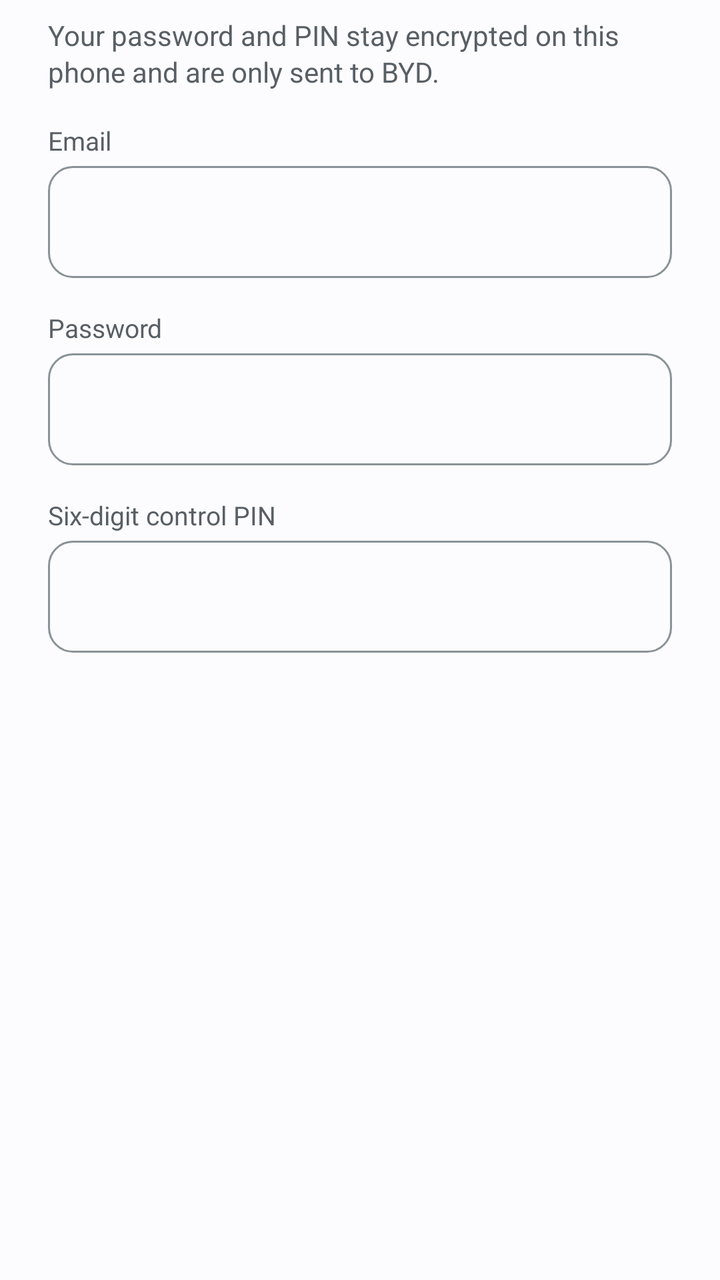
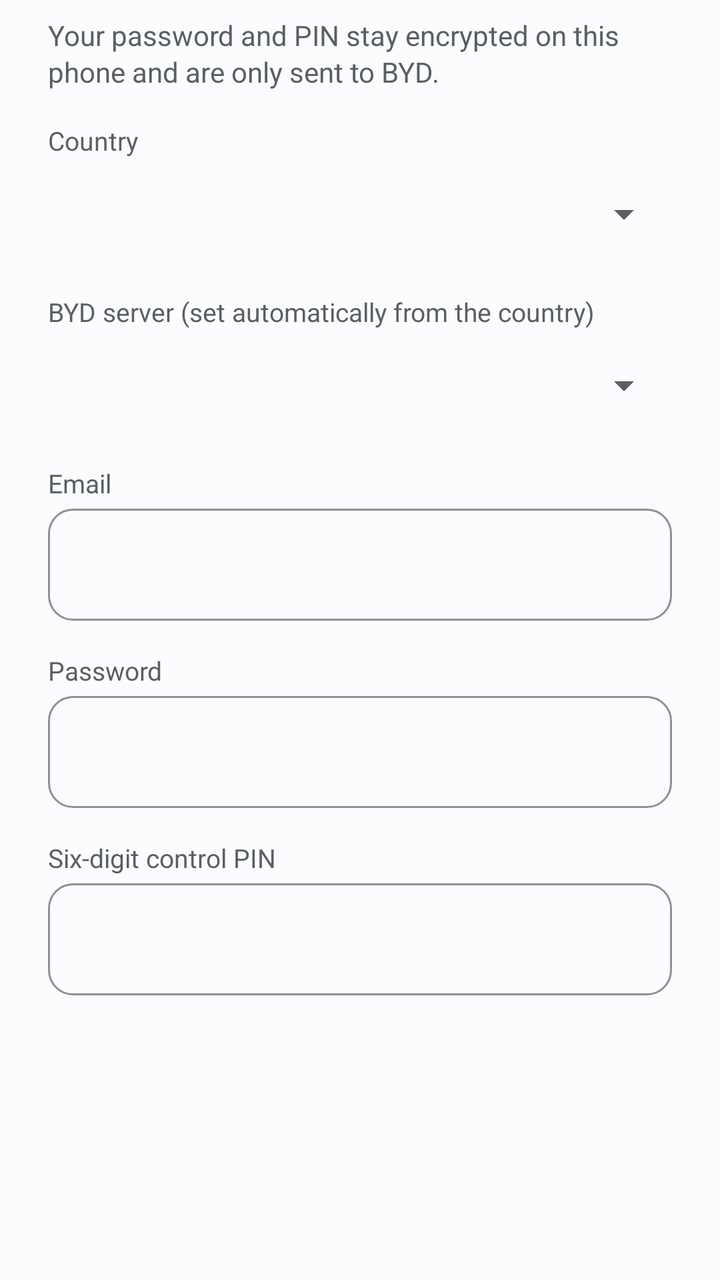

Before-and-after screenshots of an Android layout around one commit, followed by the original layout XML and the change that was made.
<!-- AndroidManifest.xml: application theme AppTheme -->
<!-- res/layout/sign_in.xml -->
<LinearLayout xmlns:android="http://schemas.android.com/apk/res/android"
    android:layout_width="match_parent" android:layout_height="wrap_content"
    android:orientation="vertical" android:paddingHorizontal="24dp" android:paddingTop="4dp">
    <TextView style="@style/Body" android:text="@string/sign_in_body" />
    <TextView style="@style/FieldLabel" android:text="@string/email" />
    <EditText android:id="@+id/email" style="@style/Field" android:layout_marginTop="4dp" android:inputType="textEmailAddress" />
    <TextView style="@style/FieldLabel" android:text="@string/password" />
    <EditText android:id="@+id/password" style="@style/Field" android:layout_marginTop="4dp" android:inputType="textPassword" />
    <TextView style="@style/FieldLabel" android:text="@string/pin" />
    <EditText android:id="@+id/pin" style="@style/Field" android:layout_marginTop="4dp" android:inputType="numberPassword" android:maxLength="6" />
</LinearLayout>
<!-- resources referenced by this layout -->
<resources>
  <string name="email">Email</string>
  <string name="password">Password</string>
  <string name="pin">Six-digit control PIN</string>
  <string name="sign_in_body">Your password and PIN stay encrypted on this phone and are only sent to BYD.</string>
  <style name="Body">
          <item name="android:layout_width">match_parent</item>
          <item name="android:layout_height">wrap_content</item>
          <item name="android:layout_marginTop">4dp</item>
          <item name="android:textSize">14sp</item>
          <item name="android:textColor">@color/muted</item>
          <item name="android:lineSpacingExtra">2dp</item>
      </style>
  <style name="Field">
          <item name="android:layout_width">match_parent</item>
          <item name="android:layout_height">56dp</item>
          <item name="android:layout_marginTop">12dp</item>
          <item name="android:paddingHorizontal">16dp</item>
          <item name="android:background">@drawable/bg_field</item>
          <item name="android:textSize">16sp</item>
          <item name="android:textColor">@color/on_surface</item>
          <item name="android:importantForAutofill">no</item>
      </style>
  <style name="FieldLabel">
          <item name="android:layout_width">match_parent</item>
          <item name="android:layout_height">wrap_content</item>
          <item name="android:layout_marginTop">16dp</item>
          <item name="android:textSize">13sp</item>
          <item name="android:textColor">@color/muted</item>
      </style>
  <style name="AppTheme" parent="BaseTheme">
          <item name="android:colorPrimary">@color/primary</item>
          <item name="android:colorAccent">@color/primary</item>
          <item name="android:colorControlActivated">@color/primary</item>
          <item name="android:windowBackground">@color/bg</item>
          <item name="android:statusBarColor">@color/bg</item>
          <item name="android:navigationBarColor">@color/bg</item>
          <item name="android:windowLightStatusBar">@bool/light_bars</item>
          <item name="android:windowLightNavigationBar">@bool/light_bars</item>
          <item name="android:textColorPrimary">@color/on_surface</item>
          <item name="android:textColorSecondary">@color/muted</item>
          <item name="android:textColorHint">@color/muted</item>
      </style>
  <color name="muted">@android:color/system_neutral2_600</color>
  <!-- drawable bg_field (drawable) -->
  <shape xmlns:android="http://schemas.android.com/apk/res/android" android:shape="rectangle">
      <stroke android:width="1dp" android:color="@color/outline" />
      <corners android:radius="12dp" />
  </shape>
  <color name="on_surface">@android:color/system_neutral1_900</color>
  <style name="BaseTheme" parent="android:Theme.Material.Light.NoActionBar" />
  <color name="primary">@android:color/system_accent1_600</color>
  <color name="bg">@android:color/system_neutral1_10</color>
  <color name="outline">@android:color/system_neutral2_400</color>
</resources>

<!-- the commit's change to res/layout/sign_in.xml (unified diff, before → after) -->
@@ -1,11 +1,17 @@
-<LinearLayout xmlns:android="http://schemas.android.com/apk/res/android"
-    android:layout_width="match_parent" android:layout_height="wrap_content"
-    android:orientation="vertical" android:paddingHorizontal="24dp" android:paddingTop="4dp">
-    <TextView style="@style/Body" android:text="@string/sign_in_body" />
-    <TextView style="@style/FieldLabel" android:text="@string/email" />
-    <EditText android:id="@+id/email" style="@style/Field" android:layout_marginTop="4dp" android:inputType="textEmailAddress" />
-    <TextView style="@style/FieldLabel" android:text="@string/password" />
-    <EditText android:id="@+id/password" style="@style/Field" android:layout_marginTop="4dp" android:inputType="textPassword" />
-    <TextView style="@style/FieldLabel" android:text="@string/pin" />
-    <EditText android:id="@+id/pin" style="@style/Field" android:layout_marginTop="4dp" android:inputType="numberPassword" android:maxLength="6" />
-</LinearLayout>
+<ScrollView xmlns:android="http://schemas.android.com/apk/res/android"
+    android:layout_width="match_parent" android:layout_height="wrap_content">
+    <LinearLayout android:layout_width="match_parent" android:layout_height="wrap_content"
+        android:orientation="vertical" android:paddingHorizontal="24dp" android:paddingTop="4dp">
+        <TextView style="@style/Body" android:text="@string/sign_in_body" />
+        <TextView style="@style/FieldLabel" android:text="@string/country" />
+        <Spinner android:id="@+id/country" android:layout_width="match_parent" android:layout_height="48dp" android:layout_marginTop="4dp" />
+        <TextView style="@style/FieldLabel" android:text="@string/server" />
+        <Spinner android:id="@+id/server" android:layout_width="match_parent" android:layout_height="48dp" android:layout_marginTop="4dp" />
+        <TextView style="@style/FieldLabel" android:text="@string/email" />
+        <EditText android:id="@+id/email" style="@style/Field" android:layout_marginTop="4dp" android:inputType="textEmailAddress" />
+        <TextView style="@style/FieldLabel" android:text="@string/password" />
+        <EditText android:id="@+id/password" style="@style/Field" android:layout_marginTop="4dp" android:inputType="textPassword" />
+        <TextView style="@style/FieldLabel" android:text="@string/pin" />
+        <EditText android:id="@+id/pin" style="@style/Field" android:layout_marginTop="4dp" android:inputType="numberPassword" android:maxLength="6" />
+    </LinearLayout>
+</ScrollView>
<!-- resource entries referenced after the edit -->
@@ -1,8 +1,10 @@
 <!-- resources referenced by this layout -->
 <resources>
+  <string name="country">Country</string>
   <string name="email">Email</string>
   <string name="password">Password</string>
   <string name="pin">Six-digit control PIN</string>
+  <string name="server">BYD server (set automatically from the country)</string>
   <string name="sign_in_body">Your password and PIN stay encrypted on this phone and are only sent to BYD.</string>
   <style name="Body">
           <item name="android:layout_width">match_parent</item>
